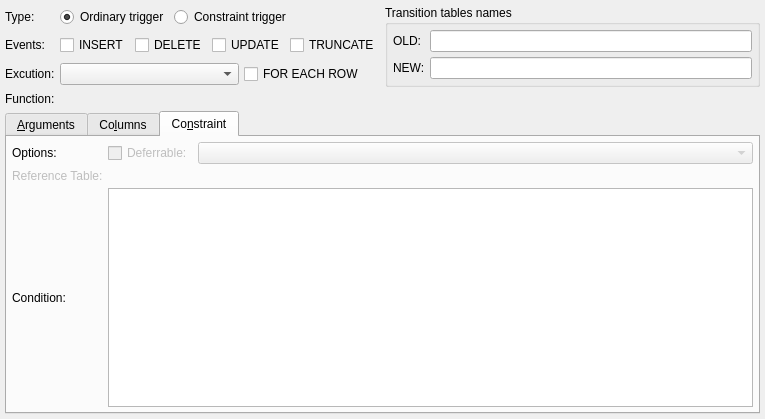
maniac787/pgmodeler, file libs/libgui/ui/dbobjects/triggerwidget.ui: the form before one commit.
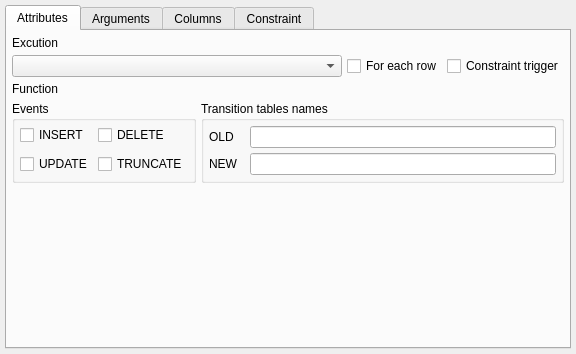
The form after the commit. The open tabs and pages were chosen to show the change. Icons and pictures are not drawn.

Commit message: Refactor TriggerWidget layout and introduce tabbed interface

```diff
--- a/libs/libgui/ui/dbobjects/triggerwidget.ui
+++ b/libs/libgui/ui/dbobjects/triggerwidget.ui
@@ -6,8 +6,8 @@
    <rect>
     <x>0</x>
     <y>0</y>
-    <width>765</width>
-    <height>419</height>
+    <width>576</width>
+    <height>354</height>
    </rect>
   </property>
   <property name="minimumSize">
@@ -16,7 +16,10 @@
     <height>310</height>
    </size>
   </property>
-  <layout class="QGridLayout" name="trigger_grid">
+  <layout class="QVBoxLayout" name="verticalLayout_8">
+   <property name="spacing">
+    <number>5</number>
+   </property>
    <property name="leftMargin">
     <number>5</number>
    </property>
@@ -29,49 +32,8 @@
    <property name="bottomMargin">
     <number>5</number>
    </property>
-   <property name="spacing">
-    <number>5</number>
-   </property>
-   <item row="1" column="0">
-    <widget class="QLabel" name="event_lbl">
-     <property name="sizePolicy">
-      <sizepolicy hsizetype="Preferred" vsizetype="Fixed">
-       <horstretch>0</horstretch>
-       <verstretch>0</verstretch>
-      </sizepolicy>
-     </property>
-     <property name="minimumSize">
-      <size>
-       <width>0</width>
-       <height>0</height>
-      </size>
-     </property>
-     <property name="maximumSize">
-      <size>
-       <width>16777215</width>
-       <height>16777215</height>
-      </size>
-     </property>
-     <property name="text">
-      <string>Events:</string>
-     </property>
-    </widget>
-   </item>
-   <item row="0" column="0">
-    <widget class="QLabel" name="label">
-     <property name="sizePolicy">
-      <sizepolicy hsizetype="Preferred" vsizetype="Fixed">
-       <horstretch>0</horstretch>
-       <verstretch>0</verstretch>
-      </sizepolicy>
-     </property>
-     <property name="text">
-      <string>Type:</string>
-     </property>
-    </widget>
-   </item>
-   <item row="7" column="0" colspan="6">
-    <widget class="QTabWidget" name="arg_cols_tbw">
+   <item>
+    <widget class="QTabWidget" name="trig_attribs_tbw">
      <property name="currentIndex">
       <number>0</number>
      </property>
@@ -81,15 +43,442 @@
        <height>22</height>
       </size>
      </property>
-     <widget class="QWidget" name="tab">
+     <widget class="QWidget" name="attributes_pg">
+      <attribute name="icon">
+       <iconset resource="../../res/resources.qrc">
+        <normaloff>:/icons/icons/attribute.png</normaloff>:/icons/icons/attribute.png</iconset>
+      </attribute>
+      <attribute name="title">
+       <string>Attributes</string>
+      </attribute>
+      <layout class="QVBoxLayout" name="verticalLayout_7">
+       <property name="spacing">
+        <number>5</number>
+       </property>
+       <property name="leftMargin">
+        <number>5</number>
+       </property>
+       <property name="topMargin">
+        <number>5</number>
+       </property>
+       <property name="rightMargin">
+        <number>5</number>
+       </property>
+       <property name="bottomMargin">
+        <number>5</number>
+       </property>
+       <item>
+        <layout class="QVBoxLayout" name="verticalLayout_5">
+         <property name="spacing">
+          <number>5</number>
+         </property>
+         <property name="bottomMargin">
+          <number>0</number>
+         </property>
+         <item>
+          <widget class="QLabel" name="firing_mode_lbl">
+           <property name="enabled">
+            <bool>true</bool>
+           </property>
+           <property name="sizePolicy">
+            <sizepolicy hsizetype="Preferred" vsizetype="Fixed">
+             <horstretch>0</horstretch>
+             <verstretch>0</verstretch>
+            </sizepolicy>
+           </property>
+           <property name="minimumSize">
+            <size>
+             <width>0</width>
+             <height>0</height>
+            </size>
+           </property>
+           <property name="maximumSize">
+            <size>
+             <width>16777215</width>
+             <height>16777215</height>
+            </size>
+           </property>
+           <property name="text">
+            <string>Excution</string>
+           </property>
+          </widget>
+         </item>
+         <item>
+          <layout class="QHBoxLayout" name="horizontalLayout_3">
+           <property name="spacing">
+            <number>5</number>
+           </property>
+           <property name="bottomMargin">
+            <number>0</number>
+           </property>
+           <item>
+            <widget class="QComboBox" name="firing_mode_cmb">
+             <property name="enabled">
+              <bool>true</bool>
+             </property>
+             <property name="sizePolicy">
+              <sizepolicy hsizetype="Preferred" vsizetype="Fixed">
+               <horstretch>0</horstretch>
+               <verstretch>0</verstretch>
+              </sizepolicy>
+             </property>
+             <property name="minimumSize">
+              <size>
+               <width>0</width>
+               <height>0</height>
+              </size>
+             </property>
+             <property name="maximumSize">
+              <size>
+               <width>16777215</width>
+               <height>16777215</height>
+              </size>
+             </property>
+             <property name="iconSize">
+              <size>
+               <width>28</width>
+               <height>28</height>
+              </size>
+             </property>
+            </widget>
+           </item>
+           <item>
+            <widget class="QCheckBox" name="exec_per_row_chk">
+             <property name="sizePolicy">
+              <sizepolicy hsizetype="Fixed" vsizetype="Fixed">
+               <horstretch>0</horstretch>
+               <verstretch>0</verstretch>
+              </sizepolicy>
+             </property>
+             <property name="minimumSize">
+              <size>
+               <width>0</width>
+               <height>0</height>
+              </size>
+             </property>
+             <property name="maximumSize">
+              <size>
+               <width>16777215</width>
+               <height>16777215</height>
+              </size>
+             </property>
+             <property name="text">
+              <string>For each row</string>
+             </property>
+            </widget>
+           </item>
+           <item>
+            <widget class="QCheckBox" name="constraint_chk">
+             <property name="sizePolicy">
+              <sizepolicy hsizetype="Fixed" vsizetype="Fixed">
+               <horstretch>0</horstretch>
+               <verstretch>0</verstretch>
+              </sizepolicy>
+             </property>
+             <property name="text">
+              <string>Constraint trigger</string>
+             </property>
+            </widget>
+           </item>
+          </layout>
+         </item>
+        </layout>
+       </item>
+       <item>
+        <layout class="QVBoxLayout" name="function_lt">
+         <property name="spacing">
+          <number>5</number>
+         </property>
+         <item>
+          <widget class="QLabel" name="function_lbl">
+           <property name="enabled">
+            <bool>true</bool>
+           </property>
+           <property name="sizePolicy">
+            <sizepolicy hsizetype="Preferred" vsizetype="Fixed">
+             <horstretch>0</horstretch>
+             <verstretch>0</verstretch>
+            </sizepolicy>
+           </property>
+           <property name="minimumSize">
+            <size>
+             <width>0</width>
+             <height>0</height>
+            </size>
+           </property>
+           <property name="maximumSize">
+            <size>
+             <width>16777215</width>
+             <height>16777215</height>
+            </size>
+           </property>
+           <property name="text">
+            <string>Function</string>
+           </property>
+          </widget>
+         </item>
+        </layout>
+       </item>
+       <item>
+        <layout class="QHBoxLayout" name="horizontalLayout_4">
+         <property name="spacing">
+          <number>5</number>
+         </property>
+         <item>
+          <widget class="QGroupBox" name="events_gb">
+           <property name="sizePolicy">
+            <sizepolicy hsizetype="Preferred" vsizetype="Preferred">
+             <horstretch>0</horstretch>
+             <verstretch>0</verstretch>
+            </sizepolicy>
+           </property>
+           <property name="title">
+            <string>Events</string>
+           </property>
+           <layout class="QGridLayout" name="gridLayout">
+            <property name="leftMargin">
+             <number>5</number>
+            </property>
+            <property name="topMargin">
+             <number>0</number>
+            </property>
+            <property name="rightMargin">
+             <number>5</number>
+            </property>
+            <property name="bottomMargin">
+             <number>0</number>
+            </property>
+            <property name="spacing">
+             <number>5</number>
+            </property>
+            <item row="0" column="0">
+             <widget class="QCheckBox" name="insert_chk">
+              <property name="sizePolicy">
+               <sizepolicy hsizetype="Preferred" vsizetype="Fixed">
+                <horstretch>0</horstretch>
+                <verstretch>0</verstretch>
+               </sizepolicy>
+              </property>
+              <property name="minimumSize">
+               <size>
+                <width>0</width>
+                <height>0</height>
+               </size>
+              </property>
+              <property name="maximumSize">
+               <size>
+                <width>16777215</width>
+                <height>16777215</height>
+               </size>
+              </property>
+              <property name="text">
+               <string>INSERT</string>
+              </property>
+             </widget>
+            </item>
+            <item row="0" column="1">
+             <widget class="QCheckBox" name="delete_chk">
+              <property name="sizePolicy">
+               <sizepolicy hsizetype="Preferred" vsizetype="Fixed">
+                <horstretch>0</horstretch>
+                <verstretch>0</verstretch>
+               </sizepolicy>
+              </property>
+              <property name="minimumSize">
+               <size>
+                <width>0</width>
+                <height>0</height>
+               </size>
+              </property>
+              <property name="maximumSize">
+               <size>
+                <width>16777215</width>
+                <height>16777215</height>
+               </size>
+              </property>
+              <property name="text">
+               <string>DELETE</string>
+              </property>
+             </widget>
+            </item>
+            <item row="1" column="0">
+             <widget class="QCheckBox" name="update_chk">
+              <property name="sizePolicy">
+               <sizepolicy hsizetype="Preferred" vsizetype="Fixed">
+                <horstretch>0</horstretch>
+                <verstretch>0</verstretch>
+               </sizepolicy>
+              </property>
+              <property name="minimumSize">
+               <size>
+                <width>0</width>
+                <height>0</height>
+               </size>
+              </property>
+              <property name="maximumSize">
+               <size>
+                <width>16777215</width>
+                <height>16777215</height>
+               </size>
+              </property>
+              <property name="text">
+               <string>UPDATE</string>
+              </property>
+             </widget>
+            </item>
+            <item row="1" column="1">
+             <widget class="QCheckBox" name="truncate_chk">
+              <property name="sizePolicy">
+               <sizepolicy hsizetype="Preferred" vsizetype="Fixed">
+                <horstretch>0</horstretch>
+                <verstretch>0</verstretch>
+               </sizepolicy>
+              </property>
+              <property name="minimumSize">
+               <size>
+                <width>0</width>
+                <height>0</height>
+               </size>
+              </property>
+              <property name="maximumSize">
+               <size>
+                <width>16777215</width>
+                <height>16777215</height>
+               </size>
+              </property>
+              <property name="text">
+               <string>TRUNCATE</string>
+              </property>
+             </widget>
+            </item>
+           </layout>
+          </widget>
+         </item>
+         <item>
+          <widget class="QGroupBox" name="transition_tabs_names_gb">
+           <property name="sizePolicy">
+            <sizepolicy hsizetype="Expanding" vsizetype="Preferred">
+             <horstretch>0</horstretch>
+             <verstretch>0</verstretch>
+            </sizepolicy>
+           </property>
+           <property name="title">
+            <string>Transition tables names</string>
+           </property>
+           <layout class="QVBoxLayout" name="verticalLayout_9">
+            <property name="spacing">
+             <number>5</number>
+            </property>
+            <property name="leftMargin">
+             <number>5</number>
+            </property>
+            <property name="topMargin">
+             <number>5</number>
+            </property>
+            <property name="rightMargin">
+             <number>5</number>
+            </property>
+            <property name="bottomMargin">
+             <number>5</number>
+            </property>
+            <item>
+             <layout class="QHBoxLayout" name="horizontalLayout_6">
+              <property name="spacing">
+               <number>5</number>
+              </property>
+              <item>
+               <widget class="QLabel" name="old_table_lbl">
+                <property name="minimumSize">
+                 <size>
+                  <width>36</width>
+                  <height>0</height>
+                 </size>
+                </property>
+                <property name="text">
+                 <string>OLD</string>
+                </property>
+               </widget>
+              </item>
+              <item>
+               <widget class="QLineEdit" name="old_table_edt">
+                <property name="minimumSize">
+                 <size>
+                  <width>180</width>
+                  <height>0</height>
+                 </size>
+                </property>
+                <property name="clearButtonEnabled">
+                 <bool>true</bool>
+                </property>
+               </widget>
+              </item>
+             </layout>
+            </item>
+            <item>
+             <layout class="QHBoxLayout" name="horizontalLayout_7">
+              <property name="spacing">
+               <number>5</number>
+              </property>
+              <item>
+               <widget class="QLabel" name="new_table_lbl">
+                <property name="minimumSize">
+                 <size>
+                  <width>36</width>
+                  <height>0</height>
+                 </size>
+                </property>
+                <property name="text">
+                 <string>NEW</string>
+                </property>
+               </widget>
+              </item>
+              <item>
+               <widget class="QLineEdit" name="new_table_edt">
+                <property name="minimumSize">
+                 <size>
+                  <width>180</width>
+                  <height>0</height>
+                 </size>
+                </property>
+                <property name="clearButtonEnabled">
+                 <bool>true</bool>
+                </property>
+               </widget>
+              </item>
+             </layout>
+            </item>
+           </layout>
+          </widget>
+         </item>
+        </layout>
+       </item>
+       <item>
+        <spacer name="verticalSpacer">
+         <property name="orientation">
+          <enum>Qt::Orientation::Vertical</enum>
+         </property>
+         <property name="sizeHint" stdset="0">
+          <size>
+           <width>20</width>
+           <height>40</height>
+          </size>
+         </property>
+        </spacer>
+       </item>
+      </layout>
+     </widget>
+     <widget class="QWidget" name="arguments_pg">
       <attribute name="icon">
        <iconset resource="../../res/resources.qrc">
         <normaloff>:/icons/icons/usertype.png</normaloff>:/icons/icons/usertype.png</iconset>
       </attribute>
       <attribute name="title">
-       <string>&amp;Arguments</string>
+       <string>Arguments</string>
       </attribute>
-      <layout class="QGridLayout" name="gridLayout">
+      <layout class="QVBoxLayout" name="arguments_lt">
+       <property name="spacing">
+        <number>5</number>
+       </property>
        <property name="leftMargin">
         <number>5</number>
        </property>
@@ -102,32 +491,33 @@
        <property name="bottomMargin">
         <number>5</number>
        </property>
-       <property name="spacing">
-        <number>5</number>
-       </property>
-       <item row="0" column="0">
-        <widget class="QLabel" name="argument_lbl">
-         <property name="text">
-          <string>Argument:</string>
-         </property>
-        </widget>
-       </item>
-       <item row="0" column="1">
-        <widget class="QLineEdit" name="argument_edt">
-         <property name="minimumSize">
-          <size>
-           <width>180</width>
-           <height>0</height>
-          </size>
-         </property>
-         <property name="clearButtonEnabled">
-          <bool>true</bool>
-         </property>
-        </widget>
+       <item>
+        <layout class="QVBoxLayout" name="verticalLayout">
+         <item>
+          <widget class="QLabel" name="argument_lbl">
+           <property name="text">
+            <string>Argument</string>
+           </property>
+          </widget>
+         </item>
+         <item>
+          <widget class="QLineEdit" name="argument_edt">
+           <property name="minimumSize">
+            <size>
+             <width>180</width>
+             <height>0</height>
+            </size>
+           </property>
+           <property name="clearButtonEnabled">
+            <bool>true</bool>
+           </property>
+          </widget>
+         </item>
+        </layout>
        </item>
       </layout>
      </widget>
-     <widget class="QWidget" name="tab_2">
+     <widget class="QWidget" name="columns_pg">
       <property name="enabled">
        <bool>false</bool>
       </property>
@@ -136,35 +526,21 @@
         <normaloff>:/icons/icons/column.png</normaloff>:/icons/icons/column.png</iconset>
       </attribute>
       <attribute name="title">
-       <string>Co&amp;lumns</string>
+       <string>Columns</string>
       </attribute>
-      <layout class="QGridLayout" name="gridLayout_2">
-       <property name="leftMargin">
-        <number>5</number>
-       </property>
-       <property name="topMargin">
-        <number>5</number>
-       </property>
-       <property name="rightMargin">
-        <number>5</number>
-       </property>
-       <property name="bottomMargin">
-        <number>5</number>
-       </property>
-       <property name="spacing">
-        <number>5</number>
-       </property>
-      </layout>
      </widget>
-     <widget class="QWidget" name="tab_3">
+     <widget class="QWidget" name="constraint_pg">
       <attribute name="icon">
        <iconset resource="../../res/resources.qrc">
         <normaloff>:/icons/icons/constraint.png</normaloff>:/icons/icons/constraint.png</iconset>
       </attribute>
       <attribute name="title">
-       <string>Co&amp;nstraint</string>
+       <string>Constraint</string>
       </attribute>
-      <layout class="QGridLayout" name="gridLayout_3">
+      <layout class="QVBoxLayout" name="verticalLayout_4">
+       <property name="spacing">
+        <number>5</number>
+       </property>
        <property name="leftMargin">
         <number>5</number>
        </property>
@@ -177,49 +553,114 @@
        <property name="bottomMargin">
         <number>5</number>
        </property>
-       <property name="spacing">
-        <number>5</number>
-       </property>
-       <item row="0" column="0">
-        <widget class="QLabel" name="options_lbl">
-         <property name="enabled">
-          <bool>true</bool>
-         </property>
-         <property name="sizePolicy">
-          <sizepolicy hsizetype="Preferred" vsizetype="Fixed">
-           <horstretch>0</horstretch>
-           <verstretch>0</verstretch>
-          </sizepolicy>
-         </property>
-         <property name="minimumSize">
-          <size>
-           <width>0</width>
-           <height>0</height>
-          </size>
-         </property>
-         <property name="maximumSize">
-          <size>
-           <width>16777215</width>
-           <height>16777215</height>
-          </size>
-         </property>
-         <property name="text">
-          <string>Options:</string>
-         </property>
-        </widget>
-       </item>
-       <item row="0" column="1">
+       <item>
         <layout class="QHBoxLayout" name="horizontalLayout">
-         <property name="spacing">
-          <number>5</number>
-         </property>
          <item>
-          <widget class="QCheckBox" name="deferrable_chk">
-           <property name="enabled">
-            <bool>false</bool>
+          <layout class="QVBoxLayout" name="verticalLayout_2">
+           <property name="spacing">
+            <number>0</number>
            </property>
+           <item>
+            <widget class="QCheckBox" name="deferrable_chk">
+             <property name="enabled">
+              <bool>false</bool>
+             </property>
+             <property name="sizePolicy">
+              <sizepolicy hsizetype="Minimum" vsizetype="Fixed">
+               <horstretch>0</horstretch>
+               <verstretch>0</verstretch>
+              </sizepolicy>
+             </property>
+             <property name="minimumSize">
+              <size>
+               <width>0</width>
+               <height>0</height>
+              </size>
+             </property>
+             <property name="maximumSize">
+              <size>
+               <width>16777215</width>
+               <height>16777215</height>
+              </size>
+             </property>
+             <property name="text">
+              <string>Deferrable</string>
+             </property>
+            </widget>
+           </item>
+           <item>
+            <widget class="QComboBox" name="deferral_type_cmb">
+             <property name="enabled">
+              <bool>false</bool>
+             </property>
+             <property name="sizePolicy">
+              <sizepolicy hsizetype="Expanding" vsizetype="Fixed">
+               <horstretch>0</horstretch>
+               <verstretch>0</verstretch>
+              </sizepolicy>
+             </property>
+             <property name="minimumSize">
+              <size>
+               <width>0</width>
+               <height>0</height>
+              </size>
+             </property>
+             <property name="maximumSize">
+              <size>
+               <width>16777215</width>
+               <height>16777215</height>
+              </size>
+             </property>
+             <property name="iconSize">
+              <size>
+               <width>28</width>
+               <height>28</height>
+              </size>
+             </property>
+            </widget>
+           </item>
+          </layout>
+         </item>
+         <item>
+          <layout class="QVBoxLayout" name="ref_table_lt">
+           <item>
+            <widget class="QLabel" name="ref_table_lbl">
+             <property name="enabled">
+              <bool>false</bool>
+             </property>
+             <property name="sizePolicy">
+              <sizepolicy hsizetype="Preferred" vsizetype="Fixed">
+               <horstretch>0</horstretch>
+               <verstretch>0</verstretch>
+              </sizepolicy>
+             </property>
+             <property name="minimumSize">
+              <size>
+               <width>0</width>
+               <height>0</height>
+              </size>
+             </property>
+             <property name="maximumSize">
+              <size>
+               <width>16777215</width>
+               <height>16777215</height>
+              </size>
+             </property>
+             <property name="text">
+              <string>Reference table</string>
+             </property>
+            </widget>
+           </item>
+          </layout>
+         </item>
+        </layout>
+       </item>
+       <item>
+        <layout class="QVBoxLayout" name="verticalLayout_3">
+         <item>
+          <widget class="QLabel" name="cond_expr_lbl">
            <property name="sizePolicy">
-            <sizepolicy hsizetype="Minimum" vsizetype="Fixed">
+            <sizepolicy hsizetype="Preferred" vsizetype="Fixed">
              <horstretch>0</horstretch>
              <verstretch>0</verstretch>
             </sizepolicy>
@@ -237,475 +678,41 @@
             </size>
            </property>
            <property name="text">
-            <string>Deferrable:</string>
+            <string>Condition</string>
            </property>
           </widget>
          </item>
          <item>
-          <widget class="QComboBox" name="deferral_type_cmb">
-           <property name="enabled">
-            <bool>false</bool>
-           </property>
+          <widget class="QPlainTextEdit" name="cond_expr_txt">
            <property name="sizePolicy">
-            <sizepolicy hsizetype="Expanding" vsizetype="Fixed">
+            <sizepolicy hsizetype="Expanding" vsizetype="Expanding">
              <horstretch>0</horstretch>
              <verstretch>0</verstretch>
             </sizepolicy>
            </property>
-           <property name="minimumSize">
-            <size>
-             <width>0</width>
-             <height>0</height>
-            </size>
+           <property name="frameShadow">
+            <enum>QFrame::Shadow::Sunken</enum>
            </property>
-           <property name="maximumSize">
-            <size>
-             <width>16777215</width>
-             <height>16777215</height>
-            </size>
+           <property name="lineWidth">
+            <number>1</number>
            </property>
-           <property name="iconSize">
-            <size>
-             <width>28</width>
-             <height>28</height>
-            </size>
+           <property name="midLineWidth">
+            <number>0</number>
+           </property>
+           <property name="verticalScrollBarPolicy">
+            <enum>Qt::ScrollBarPolicy::ScrollBarAsNeeded</enum>
+           </property>
+           <property name="horizontalScrollBarPolicy">
+            <enum>Qt::ScrollBarPolicy::ScrollBarAsNeeded</enum>
            </property>
           </widget>
          </item>
         </layout>
        </item>
-       <item row="2" column="1">
-        <widget class="QPlainTextEdit" name="cond_expr_txt">
-         <property name="sizePolicy">
-          <sizepolicy hsizetype="Expanding" vsizetype="Expanding">
-           <horstretch>0</horstretch>
-           <verstretch>0</verstretch>
-          </sizepolicy>
-         </property>
-         <property name="minimumSize">
-          <size>
-           <width>0</width>
-           <height>0</height>
-          </size>
-         </property>
-         <property name="maximumSize">
-          <size>
-           <width>16777215</width>
-           <height>16777215</height>
-          </size>
-         </property>
-         <property name="frameShadow">
-          <enum>QFrame::Shadow::Sunken</enum>
-         </property>
-         <property name="lineWidth">
-          <number>1</number>
-         </property>
-         <property name="midLineWidth">
-          <number>0</number>
-         </property>
-         <property name="verticalScrollBarPolicy">
-          <enum>Qt::ScrollBarPolicy::ScrollBarAsNeeded</enum>
-         </property>
-         <property name="horizontalScrollBarPolicy">
-          <enum>Qt::ScrollBarPolicy::ScrollBarAsNeeded</enum>
-         </property>
-        </widget>
-       </item>
-       <item row="1" column="0">
-        <widget class="QLabel" name="ref_table_lbl">
-         <property name="enabled">
-          <bool>false</bool>
-         </property>
-         <property name="sizePolicy">
-          <sizepolicy hsizetype="Preferred" vsizetype="Fixed">
-           <horstretch>0</horstretch>
-           <verstretch>0</verstretch>
-          </sizepolicy>
-         </property>
-         <property name="minimumSize">
-          <size>
-           <width>0</width>
-           <height>0</height>
-          </size>
-         </property>
-         <property name="maximumSize">
-          <size>
-           <width>16777215</width>
-           <height>16777215</height>
-          </size>
-         </property>
-         <property name="text">
-          <string>Reference Table:</string>
-         </property>
-        </widget>
-       </item>
-       <item row="2" column="0">
-        <widget class="QLabel" name="cond_expr_lbl">
-         <property name="sizePolicy">
-          <sizepolicy hsizetype="Preferred" vsizetype="Expanding">
-           <horstretch>0</horstretch>
-           <verstretch>0</verstretch>
-          </sizepolicy>
-         </property>
-         <property name="minimumSize">
-          <size>
-           <width>0</width>
-           <height>0</height>
-          </size>
-         </property>
-         <property name="maximumSize">
-          <size>
-           <width>16777215</width>
-           <height>16777215</height>
-          </size>
-         </property>
-         <property name="text">
-          <string>Condition:</string>
-         </property>
-        </widget>
-       </item>
       </layout>
      </widget>
     </widget>
    </item>
-   <item row="1" column="1" colspan="4">
-    <widget class="QWidget" name="events_wgt" native="true">
-     <property name="minimumSize">
-      <size>
-       <width>0</width>
-       <height>0</height>
-      </size>
-     </property>
-     <layout class="QHBoxLayout" name="horizontalLayout_2">
-      <property name="spacing">
-       <number>5</number>
-      </property>
-      <property name="leftMargin">
-       <number>0</number>
-      </property>
-      <property name="topMargin">
-       <number>0</number>
-      </property>
-      <property name="rightMargin">
-       <number>0</number>
-      </property>
-      <property name="bottomMargin">
-       <number>0</number>
-      </property>
-      <item>
-       <widget class="QCheckBox" name="insert_chk">
-        <property name="sizePolicy">
-         <sizepolicy hsizetype="Preferred" vsizetype="Fixed">
-          <horstretch>0</horstretch>
-          <verstretch>0</verstretch>
-         </sizepolicy>
-        </property>
-        <property name="minimumSize">
-         <size>
-          <width>0</width>
-          <height>0</height>
-         </size>
-        </property>
-        <property name="maximumSize">
-         <size>
-          <width>16777215</width>
-          <height>16777215</height>
-         </size>
-        </property>
-        <property name="text">
-         <string>INSERT</string>
-        </property>
-       </widget>
-      </item>
-      <item>
-       <widget class="QCheckBox" name="delete_chk">
-        <property name="sizePolicy">
-         <sizepolicy hsizetype="Preferred" vsizetype="Fixed">
-          <horstretch>0</horstretch>
-          <verstretch>0</verstretch>
-         </sizepolicy>
-        </property>
-        <property name="minimumSize">
-         <size>
-          <width>0</width>
-          <height>0</height>
-         </size>
-        </property>
-        <property name="maximumSize">
-         <size>
-          <width>16777215</width>
-          <height>16777215</height>
-         </size>
-        </property>
-        <property name="text">
-         <string>DELETE</string>
-        </property>
-       </widget>
-      </item>
-      <item>
-       <widget class="QCheckBox" name="update_chk">
-        <property name="sizePolicy">
-         <sizepolicy hsizetype="Preferred" vsizetype="Fixed">
-          <horstretch>0</horstretch>
-          <verstretch>0</verstretch>
-         </sizepolicy>
-        </property>
-        <property name="minimumSize">
-         <size>
-          <width>0</width>
-          <height>0</height>
-         </size>
-        </property>
-        <property name="maximumSize">
-         <size>
-          <width>16777215</width>
-          <height>16777215</height>
-         </size>
-        </property>
-        <property name="text">
-         <string>UPDATE</string>
-        </property>
-       </widget>
-      </item>
-      <item>
-       <widget class="QCheckBox" name="truncate_chk">
-        <property name="sizePolicy">
-         <sizepolicy hsizetype="Preferred" vsizetype="Fixed">
-          <horstretch>0</horstretch>
-          <verstretch>0</verstretch>
-         </sizepolicy>
-        </property>
-        <property name="minimumSize">
-         <size>
-          <width>0</width>
-          <height>0</height>
-         </size>
-        </property>
-        <property name="maximumSize">
-         <size>
-          <width>16777215</width>
-          <height>16777215</height>
-         </size>
-        </property>
-        <property name="text">
-         <string>TRUNCATE</string>
-        </property>
-       </widget>
-      </item>
-     </layout>
-    </widget>
-   </item>
-   <item row="0" column="1">
-    <widget class="QRadioButton" name="ordinary_rb">
-     <property name="sizePolicy">
-      <sizepolicy hsizetype="Minimum" vsizetype="Fixed">
-       <horstretch>0</horstretch>
-       <verstretch>0</verstretch>
-      </sizepolicy>
-     </property>
-     <property name="text">
-      <string>Ordinary trigger</string>
-     </property>
-     <property name="checked">
-      <bool>true</bool>
-     </property>
-    </widget>
-   </item>
-   <item row="0" column="2" colspan="3">
-    <widget class="QRadioButton" name="constraint_rb">
-     <property name="sizePolicy">
-      <sizepolicy hsizetype="Preferred" vsizetype="Fixed">
-       <horstretch>0</horstretch>
-       <verstretch>0</verstretch>
-      </sizepolicy>
-     </property>
-     <property name="text">
-      <string>Constraint trigger</string>
-     </property>
-    </widget>
-   </item>
-   <item row="2" column="3" colspan="2">
-    <widget class="QCheckBox" name="exec_per_row_chk">
-     <property name="sizePolicy">
-      <sizepolicy hsizetype="Preferred" vsizetype="Fixed">
-       <horstretch>0</horstretch>
-       <verstretch>0</verstretch>
-      </sizepolicy>
-     </property>
-     <property name="minimumSize">
-      <size>
-       <width>0</width>
-       <height>0</height>
-      </size>
-     </property>
-     <property name="maximumSize">
-      <size>
-       <width>16777215</width>
-       <height>16777215</height>
-      </size>
-     </property>
-     <property name="text">
-      <string>FOR EACH ROW</string>
-     </property>
-    </widget>
-   </item>
-   <item row="2" column="1" colspan="2">
-    <widget class="QComboBox" name="firing_mode_cmb">
-     <property name="enabled">
-      <bool>true</bool>
-     </property>
-     <property name="sizePolicy">
-      <sizepolicy hsizetype="Preferred" vsizetype="Fixed">
-       <horstretch>0</horstretch>
-       <verstretch>0</verstretch>
-      </sizepolicy>
-     </property>
-     <property name="minimumSize">
-      <size>
-       <width>0</width>
-       <height>0</height>
-      </size>
-     </property>
-     <property name="maximumSize">
-      <size>
-       <width>16777215</width>
-       <height>16777215</height>
-      </size>
-     </property>
-     <property name="iconSize">
-      <size>
-       <width>28</width>
-       <height>28</height>
-      </size>
-     </property>
-    </widget>
-   </item>
-   <item row="2" column="0">
-    <widget class="QLabel" name="firing_mode_lbl">
-     <property name="enabled">
-      <bool>true</bool>
-     </property>
-     <property name="sizePolicy">
-      <sizepolicy hsizetype="Preferred" vsizetype="Fixed">
-       <horstretch>0</horstretch>
-       <verstretch>0</verstretch>
-      </sizepolicy>
-     </property>
-     <property name="minimumSize">
-      <size>
-       <width>0</width>
-       <height>0</height>
-      </size>
-     </property>
-     <property name="maximumSize">
-      <size>
-       <width>16777215</width>
-       <height>16777215</height>
-      </size>
-     </property>
-     <property name="text">
-      <string>Excution:</string>
-     </property>
-    </widget>
-   </item>
-   <item row="3" column="0">
-    <widget class="QLabel" name="function_lbl">
-     <property name="enabled">
-      <bool>true</bool>
-     </property>
-     <property name="sizePolicy">
-      <sizepolicy hsizetype="Preferred" vsizetype="Fixed">
-       <horstretch>0</horstretch>
-       <verstretch>0</verstretch>
-      </sizepolicy>
-     </property>
-     <property name="minimumSize">
-      <size>
-       <width>0</width>
-       <height>0</height>
-      </size>
-     </property>
-     <property name="maximumSize">
-      <size>
-       <width>16777215</width>
-       <height>16777215</height>
-      </size>
-     </property>
-     <property name="text">
-      <string>Function:</string>
-     </property>
-    </widget>
-   </item>
-   <item row="0" column="5" rowspan="3">
-    <widget class="QGroupBox" name="transition_tabs_names_gb">
-     <property name="sizePolicy">
-      <sizepolicy hsizetype="Expanding" vsizetype="Preferred">
-       <horstretch>0</horstretch>
-       <verstretch>0</verstretch>
-      </sizepolicy>
-     </property>
-     <property name="title">
-      <string>Transition tables names</string>
-     </property>
-     <layout class="QGridLayout" name="gridLayout_5">
-      <property name="leftMargin">
-       <number>5</number>
-      </property>
-      <property name="topMargin">
-       <number>5</number>
-      </property>
-      <property name="rightMargin">
-       <number>5</number>
-      </property>
-      <property name="bottomMargin">
-       <number>5</number>
-      </property>
-      <property name="spacing">
-       <number>5</number>
-      </property>
-      <item row="0" column="1">
-       <widget class="QLineEdit" name="old_table_edt">
-        <property name="minimumSize">
-         <size>
-          <width>180</width>
-          <height>0</height>
-         </size>
-        </property>
-        <property name="clearButtonEnabled">
-         <bool>true</bool>
-        </property>
-       </widget>
-      </item>
-      <item row="0" column="0">
-       <widget class="QLabel" name="old_table_lbl">
-        <property name="text">
-         <string>OLD:</string>
-        </property>
-       </widget>
-      </item>
-      <item row="1" column="0">
-       <widget class="QLabel" name="new_table_lbl">
-        <property name="text">
-         <string>NEW:</string>
-        </property>
-       </widget>
-      </item>
-      <item row="1" column="1">
-       <widget class="QLineEdit" name="new_table_edt">
-        <property name="minimumSize">
-         <size>
-          <width>180</width>
-          <height>0</height>
-         </size>
-        </property>
-        <property name="clearButtonEnabled">
-         <bool>true</bool>
-        </property>
-       </widget>
-      </item>
-     </layout>
-    </widget>
-   </item>
   </layout>
  </widget>
  <tabstops>
```
Left out of the diff: 11 changed lines with no effect on the pictures. The commit also changes 1 other file.
